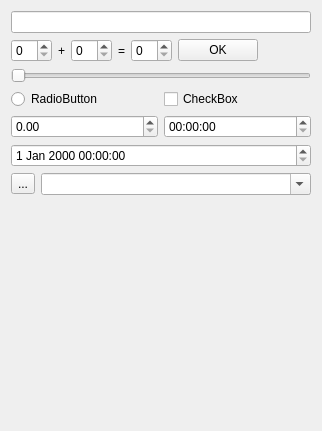
This is Qt/my_programm/_For_tests/src/for_tests_mainbox/ui/for_tests_mainbox.ui in RinatB2017/mega_GIT as Qt 5 draws it before an edit. The edited form follows.
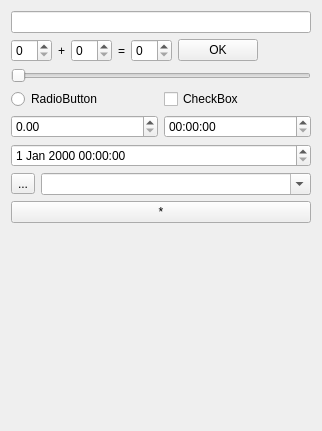
This is the edited form.

The edit to the form file:
```diff
--- a/Qt/my_programm/_For_tests/src/for_tests_mainbox/ui/for_tests_mainbox.ui
+++ b/Qt/my_programm/_For_tests/src/for_tests_mainbox/ui/for_tests_mainbox.ui
@@ -125,6 +125,13 @@
      </item>
     </layout>
    </item>
+   <item>
+    <widget class="QPushButton" name="btn_click">
+     <property name="text">
+      <string>*</string>
+     </property>
+    </widget>
+   </item>
    <item>
     <spacer name="verticalSpacer">
      <property name="orientation">
```
